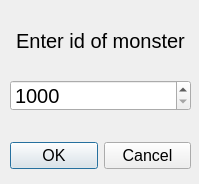
The window that 2-sem/lab1a/lab1a-qt/enteridwindow.ui (Megarekrut65/OOP-labs) describes before a commit, drawn with Qt 5.
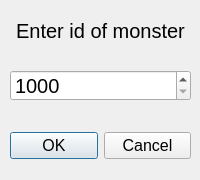
The same window after the commit.

```diff
--- a/2-sem/lab1a/lab1a-qt/enteridwindow.ui
+++ b/2-sem/lab1a/lab1a-qt/enteridwindow.ui
@@ -6,10 +6,22 @@
    <rect>
     <x>0</x>
     <y>0</y>
-    <width>199</width>
-    <height>184</height>
+    <width>200</width>
+    <height>180</height>
    </rect>
   </property>
+  <property name="minimumSize">
+   <size>
+    <width>200</width>
+    <height>180</height>
+   </size>
+  </property>
+  <property name="maximumSize">
+   <size>
+    <width>200</width>
+    <height>180</height>
+   </size>
+  </property>
   <property name="windowTitle">
    <string>Dialog</string>
   </property>
@@ -17,7 +29,7 @@
    <property name="geometry">
     <rect>
      <x>10</x>
-     <y>80</y>
+     <y>70</y>
      <width>181</width>
      <height>31</height>
     </rect>
@@ -38,7 +50,7 @@
    <property name="geometry">
     <rect>
      <x>10</x>
-     <y>10</y>
+     <y>0</y>
      <width>181</width>
      <height>61</height>
     </rect>
@@ -59,7 +71,7 @@
    <property name="geometry">
     <rect>
      <x>10</x>
-     <y>130</y>
+     <y>120</y>
      <width>181</width>
      <height>51</height>
     </rect>
```
